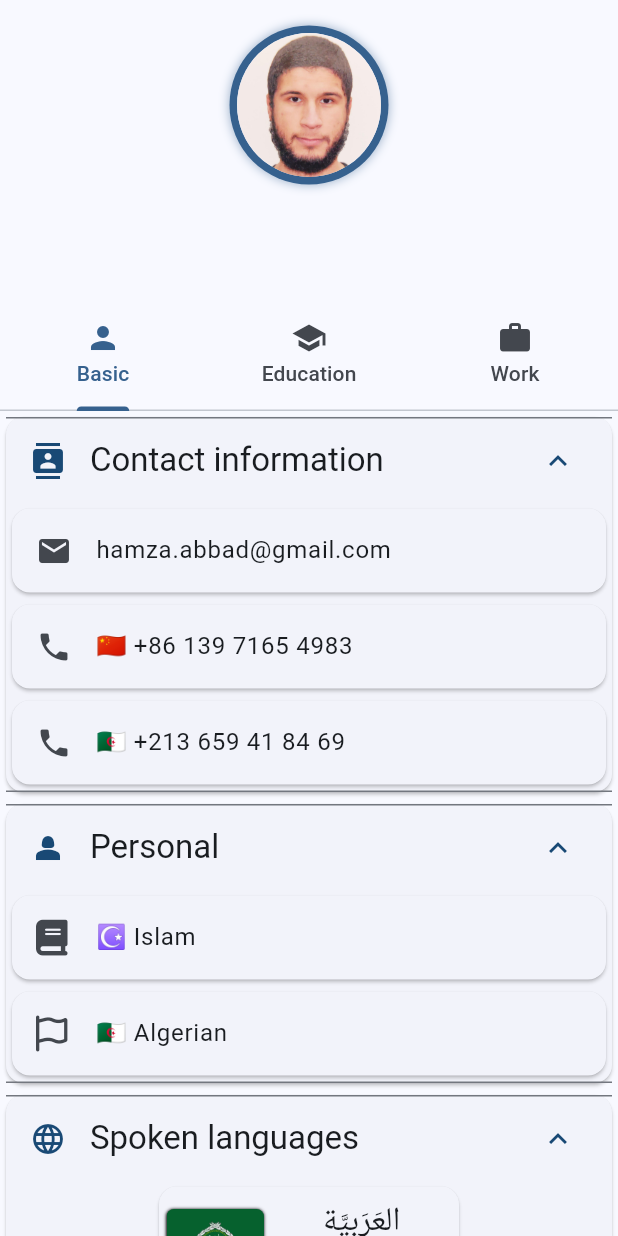
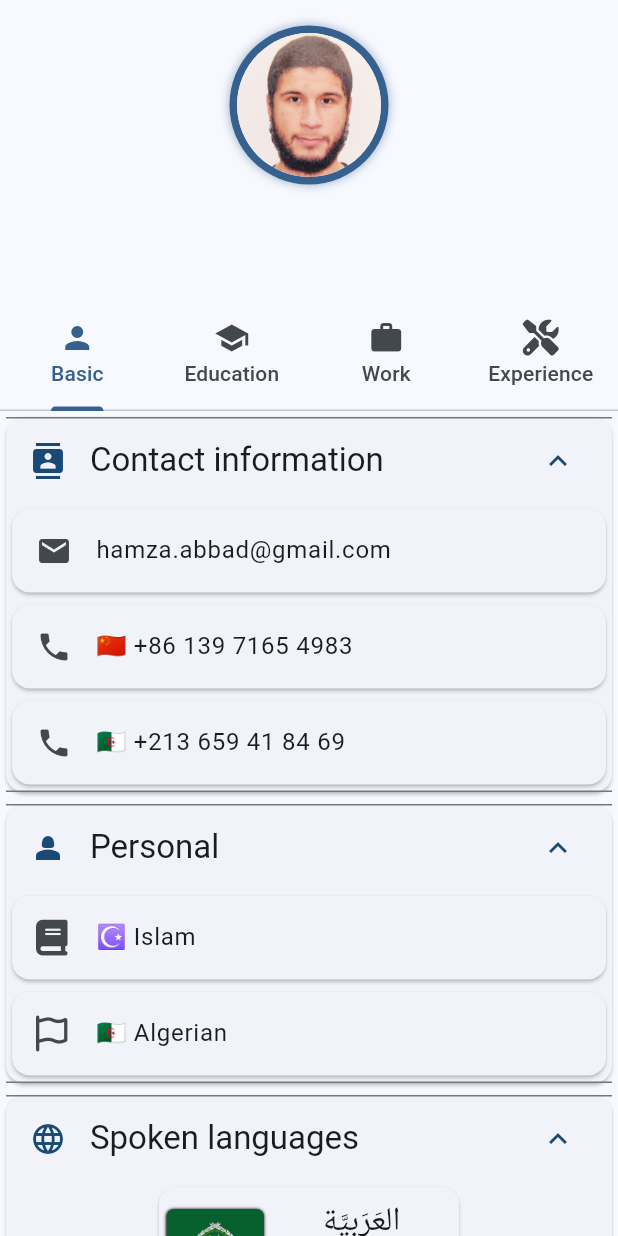
Before and after one commit to Hamza5/InteractiveCV, a Flutter app: the screen it shows after launch, on a phone screen of 412 x 824 dp. Run offline on Flutter 3.47's test engine with Material 3 defaults, Android fonts, the light colour scheme and no system bars; our stand-ins replace flutter_map, font_awesome_flutter, latlong2, step_progress_indicator; missing offline and left inert: easy_image_viewer, flutter_map_cancellable_tile_provider.

Commit message:
Added Experience tab with the operating systems and the programming languages.

```diff
--- a/lib/item_widgets.dart
+++ b/lib/item_widgets.dart
@@ -89,29 +89,42 @@ class LocationItem extends StatelessWidget {
   }
 }
 
-class LanguageItem extends StatelessWidget {
-  final ImageProvider flag;
+class KnowledgeItem extends StatelessWidget {
+  final ImageProvider image;
   final String name;
   final String description;
   final double progress;
-  const LanguageItem({
-    super.key, required this.flag, required this.name, required this.description, required this.progress
+  final bool dropShadow;
+  final bool rectangularImage;
+  const KnowledgeItem({
+    super.key, required this.image, required this.name, required this.description, required this.progress,
+    this.dropShadow = false, this.rectangularImage = false
   });
 
-  int get _totalSteps => 5;
-  int get _currentStep => (progress * 5).round();
+  int get _totalSteps => 10;
+  int get _currentStep => (progress * 10).round();
   Color get _progressColor {
     switch (_currentStep) {
       case 1:
         return Colors.red;
       case 2:
+        return Colors.deepOrange;
+      case 3:
         return Colors.orange;
-      case 3:
+      case 4:
+        return Colors.orangeAccent;
+      case 5:
         return Colors.yellow;
-      case 4:
-        return Colors.blue;
-      case 5:
+      case 6:
+        return Colors.lime;
+      case 7:
+        return Colors.lightGreen;
+      case 8:
         return Colors.green;
+      case 9:
+        return Colors.green.shade700;
+      case 10:
+        return Colors.green.shade900;
     }
     return Colors.black;
   }
@@ -128,11 +141,12 @@ class LanguageItem extends StatelessWidget {
               children: [
                 Container(
                   decoration: BoxDecoration(
-                    boxShadow: [BoxShadow(color: Theme.of(context).colorScheme.shadow, blurRadius: 1)],
+                    boxShadow: dropShadow ?
+                    [BoxShadow(color: Theme.of(context).colorScheme.shadow, blurRadius: 1)] : null,
                     borderRadius: BorderRadius.circular(5),
                   ),
                   clipBehavior: Clip.antiAlias,
-                  child: Image(image: flag, fit: BoxFit.fill, width: 65, height: 50),
+                  child: Image(image: image, fit: BoxFit.fill, width: rectangularImage ? 65 : 50, height: 50),
                 ),
                 const SizedBox(width: 5),
                 SizedBox(
@@ -202,11 +216,11 @@ class InstitutionItem extends StatelessWidget {
   }
 }
 
-class ExperienceItem extends StatelessWidget {
+class FieldItem extends StatelessWidget {
   final String title;
   final String trailing;
   final List<Widget> items;
-  const ExperienceItem({super.key, required this.title, required this.trailing, this.items = const []});
+  const FieldItem({super.key, required this.title, required this.trailing, this.items = const []});
 
   @override
   Widget build(BuildContext context) {
--- a/lib/main.dart
+++ b/lib/main.dart
@@ -1,4 +1,5 @@
 import 'package:flutter/material.dart';
+import 'package:font_awesome_flutter/font_awesome_flutter.dart';
 
 import 'views.dart';
 
@@ -7,9 +8,9 @@ const lastName = 'Abbad';
 const shortDescription = 'PhD student in computer science and artificial intelligence';
 const photoPath = 'images/Photo.jpg';
 
-const tabTitles = ['Basic', 'Education', 'Work'];
-const tabIcons = [Icons.person, Icons.school, Icons.work];
-const tabs = [BasicInfoView(), EducationView(), WorkView()];
+const List<String> tabTitles = ['Basic', 'Education', 'Work', 'Experience'];
+const List<IconData> tabIcons = [Icons.person, Icons.school, Icons.work, FontAwesomeIcons.screwdriverWrench];
+const List<Widget> tabs = [BasicInfoView(), EducationView(), WorkView(), ExperienceView()];
 
 void main() {
   runApp(const InteractiveCV());
@@ -45,7 +46,7 @@ class MainPage extends StatelessWidget {
         toolbarHeight: 200,
         centerTitle: true,
         bottom: TabBar(
-          tabs: [for (var i=0; i<tabTitles.length; i++) Tab(text: tabTitles[i], icon: Icon(tabIcons[i]),)],
+          tabs: [for (var i=0; i<tabTitles.length; i++) Tab(text: tabTitles[i], icon: FaIcon(tabIcons[i]))],
         ),
       ),
       body: const TabBarView(
--- a/lib/views.dart
+++ b/lib/views.dart
@@ -62,26 +62,26 @@ class BasicInfoView extends StatelessWidget {
         SectionTile(
           icon: Icons.language, text: 'Spoken languages',
           items: [
-            LanguageItem(
-              flag: Image.asset('images/logos/arab-league.png').image, name: 'العَرَبِيَّة',
-              description: 'Standard Arabic and most dialects',
-              progress: 0.95,
+            KnowledgeItem(
+              image: Image.asset('images/logos/arab-league.png').image, name: 'العَرَبِيَّة', dropShadow: true,
+              description: 'Standard Arabic and most dialects', rectangularImage: true,
+              progress: 0.9,
             ),
-            LanguageItem(
-              flag: Image.asset('images/logos/united-states.png').image, name: 'English',
-              description: 'American accent', progress: 0.85,
+            KnowledgeItem(
+              image: Image.asset('images/logos/united-states.png').image, name: 'English', dropShadow: true,
+              description: 'American accent', progress: 0.8, rectangularImage: true,
             ),
-            LanguageItem(
-              flag: Image.asset('images/logos/france.png').image, name: 'Français',
-              description: 'Metropolitan French', progress: 0.8,
+            KnowledgeItem(
+              image: Image.asset('images/logos/france.png').image, name: 'Français', dropShadow: true,
+              description: 'Metropolitan French', progress: 0.7, rectangularImage: true,
             ),
-            LanguageItem(
-              flag: Image.asset('images/logos/china.png').image, name: '中文',
-              description: 'Mandarin Chinese', progress: 0.6,
+            KnowledgeItem(
+              image: Image.asset('images/logos/china.png').image, name: '中文', dropShadow: true,
+              description: 'Mandarin Chinese', progress: 0.6, rectangularImage: true,
             ),
-            LanguageItem(
-              flag: Image.asset('images/logos/russia.png').image, name: 'Русский',
-              description: 'Basic words and sentences', progress: 0.1,
+            KnowledgeItem(
+              image: Image.asset('images/logos/russia.png').image, name: 'Русский', dropShadow: true,
+              description: 'Basic words and sentences', progress: 0.1, rectangularImage: true,
             )
           ],
           wrapped: true,
@@ -99,7 +99,7 @@ class BasicInfoView extends StatelessWidget {
           LocationItem(
               geoPosition: geoPosition, country: country, province: province, city: city, streetAddress: streetAddress
           )
-        ])
+        ]),
       ],
     );
   }
@@ -116,7 +116,7 @@ class EducationView extends StatelessWidget {
         InstitutionItem(
             logo: Image.asset(university1Logo).image, title: university1, url: Uri.parse(university1Url),
             items: [
-              ExperienceItem(
+              FieldItem(
                 title: specialities[0], trailing: studyYears[0],
                 items: [
                   CertificationList(
@@ -128,7 +128,7 @@ class EducationView extends StatelessWidget {
                   )
                 ],
               ),
-              ExperienceItem(
+              FieldItem(
                 title: specialities[1], trailing: studyYears[1],
                 items: [
                   CertificationList(
@@ -145,14 +145,14 @@ class EducationView extends StatelessWidget {
         InstitutionItem(
             logo: Image.asset(university2Logo).image, title: university2, url: Uri.parse(university2Url),
             items: [
-              ExperienceItem(title: specialities[2], trailing: studyYears[2]),
-              ExperienceItem(title: specialities[3], trailing: studyYears[3])
+              FieldItem(title: specialities[2], trailing: studyYears[2]),
+              FieldItem(title: specialities[3], trailing: studyYears[3])
             ]
         ),
         InstitutionItem(
           logo: Image.asset(institution3Logo).image, title: institution3, url: Uri.parse(institution3Url),
           items: [
-            ExperienceItem(
+            FieldItem(
               title: specialities[4], trailing: studyYears[4],
               items: [
                 CertificationList(
@@ -167,7 +167,7 @@ class EducationView extends StatelessWidget {
           logo: Image.asset('images/logos/coursera_logo.png').image, title: 'Coursera',
           url: Uri.parse('https://www.coursera.org/'),
           items: [
-            ExperienceItem(
+            FieldItem(
               title: 'Machine Learning', trailing: '2018',
               items: [
                 CertificationList(
@@ -181,7 +181,7 @@ class EducationView extends StatelessWidget {
         InstitutionItem(
           logo: Image.asset('images/logos/edx_logo.png').image, title: 'EdX', url: Uri.parse('https://www.edx.org/'),
           items: [
-            ExperienceItem(
+            FieldItem(
               title: 'Reinforcement Learning', trailing: '2019',
               items: [
                 CertificationList(
@@ -208,7 +208,7 @@ class WorkView extends StatelessWidget {
           logo: Image.asset('images/logos/albaraka_logo.png').image, title: 'AlBaraka Bank',
           url: Uri.parse('https://www.albaraka-bank.dz/'),
           items: [
-            ExperienceItem(
+            FieldItem(
               title: 'Internship in IT', trailing: '2014',
               items: [
                 CertificationList(
@@ -223,7 +223,7 @@ class WorkView extends StatelessWidget {
           logo: Image.asset('images/logos/dataimpact_logo.png').image, title: 'Data Impact',
           url: Uri.parse('https://www.dataimpact.io/'),
           items: const [
-            ExperienceItem(
+            FieldItem(
               title: 'Web scraping for digital shelf', trailing: '2022',
             ),
           ],
@@ -232,3 +232,69 @@ class WorkView extends StatelessWidget {
     );
   }
 }
+
+class ExperienceView extends StatelessWidget {
+  const ExperienceView({super.key});
+
+  @override
+  Widget build(BuildContext context) {
+    return ListView(
+      children: [
+        SectionTile(
+          icon: FontAwesomeIcons.computer, text: 'Operating systems', wrapped: true,
+          items: [
+            KnowledgeItem(
+              image: Image.asset('images/logos/Windows_logo.png').image, name: 'Windows',
+              description: 'Dell Laptop', progress: 0.8,
+            ),
+            KnowledgeItem(
+              image: Image.asset('images/logos/Kubuntu_logo.png').image, name: 'Kubuntu',
+              description: 'Dell Laptop', progress: 0.7,
+            ),
+            KnowledgeItem(
+              image: Image.asset('images/logos/archlinux_logo.png').image, name: 'Arch Linux',
+              description: 'Dell laptop', progress: 0.6,
+            ),
+            KnowledgeItem(
+              image: Image.asset('images/logos/macOS_logo.png').image, name: 'Mac OS',
+              description: 'Apple Macbook', progress: 0.3,
+            ),
+            KnowledgeItem(
+              image: Image.asset('images/logos/Android_logo.png').image, name: 'Android',
+              description: 'OnePlus Smartphone', progress: 0.7,
+            ),
+          ],
+        ),
+        SectionTile(
+          icon: Icons.app_settings_alt, text: 'Programming languages', wrapped: true,
+          items: [
+            KnowledgeItem(
+              image: Image.asset('images/logos/Python_logo.png').image, name: 'Python',
+              description: 'Backend development', progress: 0.95,
+            ),
+            KnowledgeItem(
+              image: Image.asset('images/logos/Flutter_logo.png').image, name: 'Dart/Flutter',
+              description: 'Frontend development', progress: 0.7,
+            ),
+            KnowledgeItem(
+              image: Image.asset('images/logos/JavaScript_logo.png').image, name: 'JavaScript',
+              description: 'Browser environment', progress: 0.5,
+            ),
+            KnowledgeItem(
+              image: Image.asset('images/logos/Markdown_logo.png').image, name: 'Markdown',
+              description: 'Documentation writing', progress: 0.95,
+            ),
+            KnowledgeItem(
+              image: Image.asset('images/logos/HTML5_logo.png').image, name: 'HTML/CSS',
+              description: 'Basic markup', progress: 0.5,
+            ),
+            KnowledgeItem(
+              image: Image.asset('images/logos/LaTeX_project_logo.png').image, name: 'LaTeX',
+              description: 'Scientific publication', progress: 0.6,
+            ),
+          ],
+        )
+      ],
+    );
+  }
+}
```
Also changed, not shown: images/logos/Android_logo.png (added), images/logos/Flutter_logo.png (added), images/logos/HTML5_logo.png (added), images/logos/JavaScript_logo.png (added), images/logos/Kubuntu_logo.png (added), images/logos/LaTeX_project_logo.png (added), images/logos/Markdown_logo.png (added), images/logos/Python_logo.png (added), images/logos/Windows_logo.png (added), images/logos/archlinux_logo.png (added), images/logos/macOS_logo.png (added).
